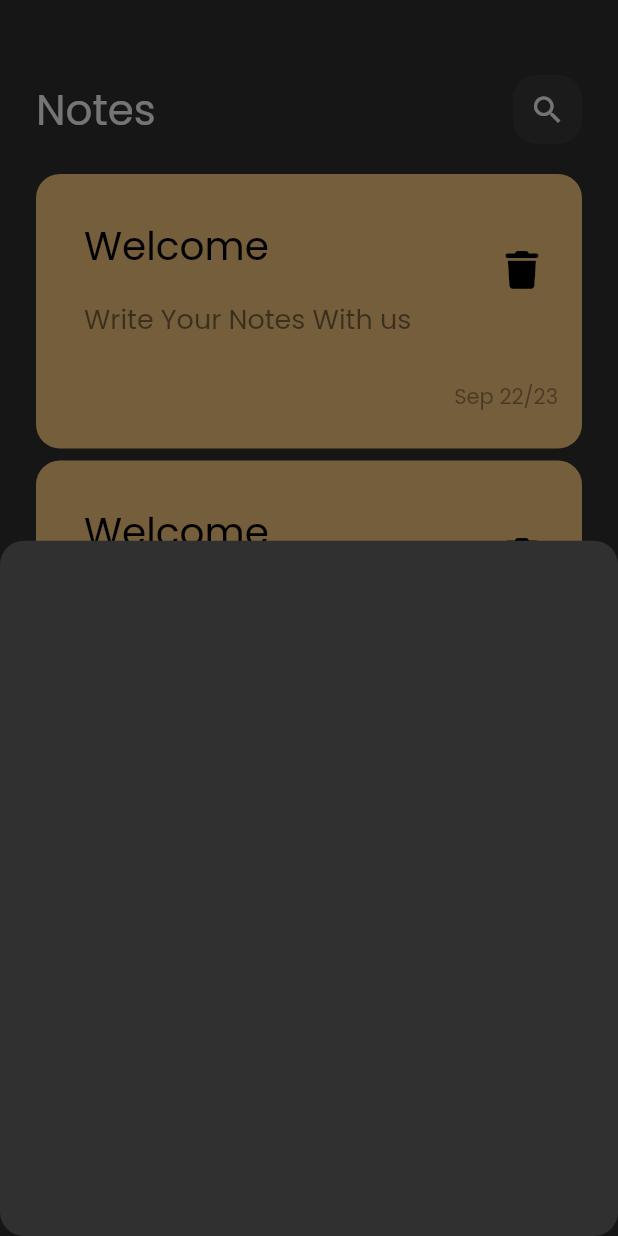
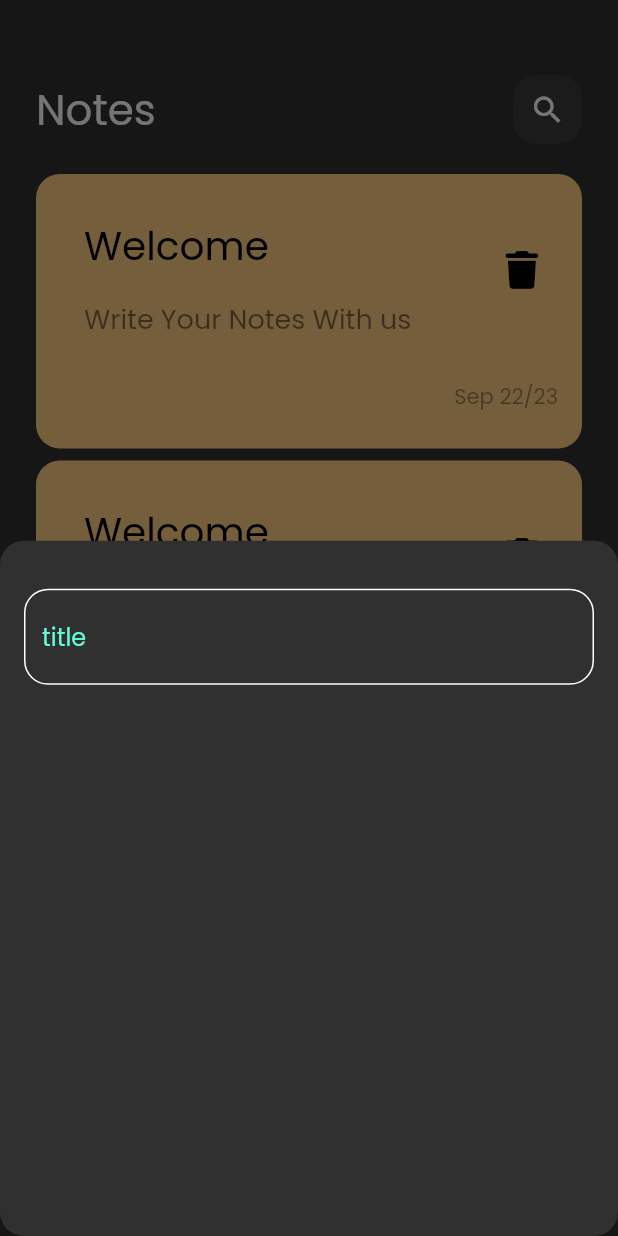
Before and after one commit to abdelrahmankareem/Notes_app, a Flutter app: the screen it shows after launch, after a tap on the "add" icon, on a phone screen of 412 x 824 dp. Run offline on Flutter 3.47's test engine with Material 2 defaults, Android fonts, the phone set to English and light mode, and no system bars; our stand-ins replace font_awesome_flutter.

Commit message:
create custom text field

```diff
--- a/lib/Views/add_note_bottom_sheet.dart
+++ b/lib/Views/add_note_bottom_sheet.dart
@@ -1,10 +1,21 @@
 import 'package:flutter/material.dart';
+import 'package:notes/Views/custom_text_field.dart';
 
 class AddNoteBottomSheet extends StatelessWidget {
   const AddNoteBottomSheet({super.key});
 
   @override
   Widget build(BuildContext context) {
-    return Container();
+    return Padding(
+      padding: const EdgeInsets.symmetric(horizontal: 16),
+      child: Column(
+        children: [
+          SizedBox(
+            height: 32,
+          ),
+          CustomTextField()
+        ],
+      ),
+    );
   }
 }
--- /dev/null
+++ b/lib/Views/constants.dart
@@ -0,0 +1,3 @@
+import 'package:flutter/material.dart';
+
+const KPrimaryColor = Color(0xff62fcd7);
--- /dev/null
+++ b/lib/Views/custom_text_field.dart
@@ -0,0 +1,26 @@
+import 'package:flutter/material.dart';
+import 'package:notes/Views/constants.dart';
+
+class CustomTextField extends StatelessWidget {
+  const CustomTextField({super.key});
+
+  @override
+  Widget build(BuildContext context) {
+    return TextField(
+      cursorColor: KPrimaryColor,
+      decoration: InputDecoration(
+        hintText: "title",
+        hintStyle: TextStyle(color: KPrimaryColor),
+        border: BuildBorder(),
+        enabledBorder: BuildBorder(),
+        focusedBorder: BuildBorder(KPrimaryColor),
+      ),
+    );
+  }
+
+  OutlineInputBorder BuildBorder([color]) {
+    return OutlineInputBorder(
+        borderRadius: BorderRadius.circular(16),
+        borderSide: BorderSide(color: color ?? Colors.white));
+  }
+}
```
